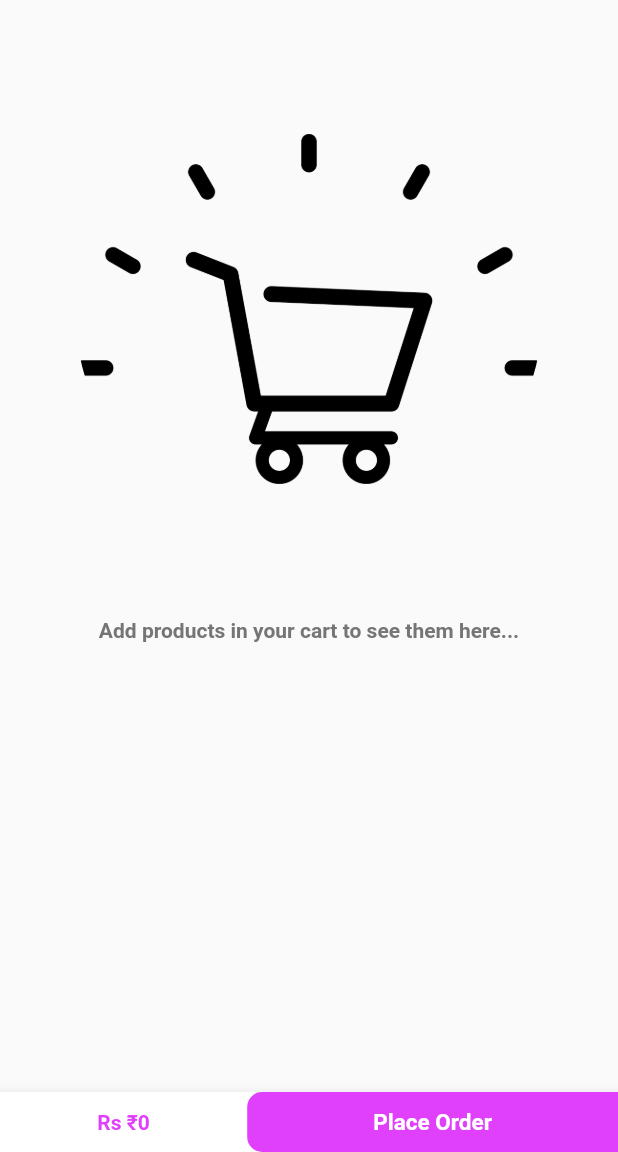
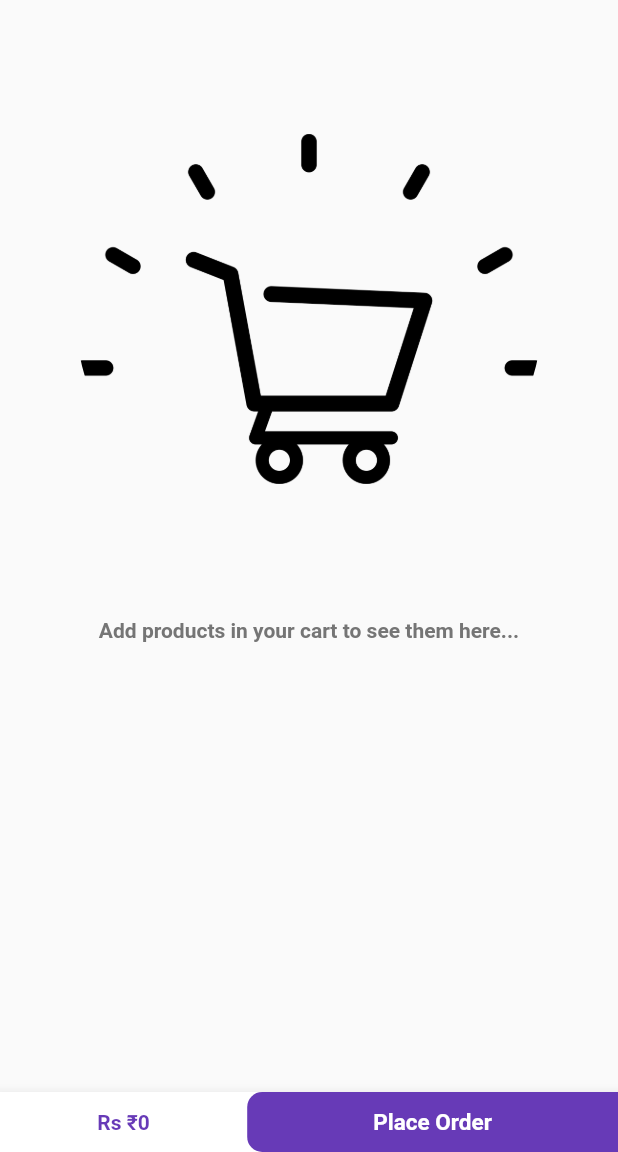
Before and after one commit to PradyumanAgrawal/zomatoClone, a Flutter app: the Cart screen opened by its route, on a phone screen of 412 x 824 dp, the part 84-1236 px from its top. Run offline on Flutter 3.47's test engine with Material 2 defaults, Android fonts, the phone set to English and light mode, and no system bars; our stand-ins replace cached_network_image, carousel_pro, cloud_firestore, firebase_auth, flutter_spinkit, fluttertoast and 3 more; accounts and stored records are empty.

Commit message:
cart future handling resolved

```diff
--- a/lib/ui/cart.dart
+++ b/lib/ui/cart.dart
@@ -4,7 +4,6 @@ import 'package:my_flutter_app/functionalities/firestore_service.dart';
 import 'package:my_flutter_app/ui/drawerWidget.dart';
 import 'package:flutter_spinkit/flutter_spinkit.dart';
 import 'package:my_flutter_app/functionalities/local_data.dart';
-
 
 class Cart extends StatefulWidget {
   BuildContext navContext;
@@ -15,15 +14,7 @@ class Cart extends StatefulWidget {
 }
 
 class _CartState extends State<Cart> {
-
   String userId;
-  @override
-	void initState() {
-		super.initState();
-		LocalData().getUid().then((value){
-      this.userId = value;
-    });
-	}
 
   @override
   Widget build(BuildContext context) {
@@ -47,7 +38,7 @@ class _CartState extends State<Cart> {
                 child: Text(
                   'Rs ' + '\u{20B9}' + totalPrice.toString(),
                   style: TextStyle(
-                    color: Colors.purpleAccent,
+                    color: Colors.deepPurple,
                     fontWeight: FontWeight.bold,
                   ),
                 ),
@@ -57,7 +48,7 @@ class _CartState extends State<Cart> {
               flex: 60,
               child: Container(
                 decoration: BoxDecoration(
-                    color: Colors.purpleAccent,
+                    color: Colors.deepPurple,
                     borderRadius: BorderRadius.only(
                         topLeft: Radius.circular(10),
                         bottomLeft: Radius.circular(10))),
@@ -102,7 +93,12 @@ class _CartState extends State<Cart> {
             delegate: SliverChildListDelegate(
               <Widget>[
                 Container(
-                  child: StreamBuilder(
+                  child: FutureBuilder(
+                    future: LocalData().getUid(),
+                    builder: (BuildContext context, AsyncSnapshot snapshot) {
+                      if (snapshot.hasData) {
+                        userId = snapshot.data;
+                        return StreamBuilder(
                             stream: FirestoreService().getUser(userId),
                             // Firestore.instance
                             //     .collection('users')
@@ -115,23 +111,25 @@ class _CartState extends State<Cart> {
                                   color: Colors.purple,
                                 ));
                               DocumentSnapshot document = snapshot.data;
-                        if(document['cart'].isEmpty)
+                              if (document['cart'].isEmpty)
                                 return Center(
-                            child:Column(
+                                    child: Column(
                                   mainAxisAlignment: MainAxisAlignment.center,
                                   children: <Widget>[
                                     Container(
-                                  width: MediaQuery.of(context).size.width-100,
-                                  height: MediaQuery.of(context).size.width,
+                                        width:
+                                            MediaQuery.of(context).size.width -
+                                                100,
+                                        height:
+                                            MediaQuery.of(context).size.width,
                                         decoration: BoxDecoration(
                                           shape: BoxShape.circle,
-
                                           image: DecorationImage(
-                                      image: AssetImage('assets/images/emptyCart.png'),
+                                            image: AssetImage(
+                                                'assets/images/emptyCart.png'),
                                             //colorFilter: ColorFilter.mode(Colors.purple, BlendMode.color),
                                           ),
-                                  )
-                                  ),
+                                        )),
                                     Center(
                                       child: Text(
                                         'Add products in your cart to see them here...',
@@ -142,8 +140,7 @@ class _CartState extends State<Cart> {
                                       ),
                                     ),
                                   ],
-                            )
-                          );
+                                ));
                               return Container(
                                 child: StreamBuilder(
                                   stream: FirestoreService().getProducts(),
@@ -154,25 +151,34 @@ class _CartState extends State<Cart> {
                                           color: Colors.purple,
                                         ),
                                       );
+                                    var productList =
+                                        document['cart'].keys.toList();
+                                    var quantityList =
+                                        document['cart'].values.toList();
                                     return Padding(
                                       padding: const EdgeInsets.all(8.0),
                                       child: Column(
-                                  children: List.generate(document['cart'].length,(index) {
+                                        children: List.generate(
+                                          document['cart'].length,
+                                          (index) {
                                             //TODO find a better way to handle
-                                      String productId =
-                                          document['cart'].keys.toList()[index];
-                                      int quantity =
-                                          document['cart'].values.toList()[index];
+                                            String productId = productList[index];
+                                            int quantity = quantityList[index];
+
                                             for (int i = 0;
-                                          i < snapshot.data.documents.length;
+                                                i <
+                                                    snapshot
+                                                        .data.documents.length;
                                                 i++) {
-                                        if (snapshot
-                                                .data.documents[i].documentID ==
+                                              if (snapshot.data.documents[i]
+                                                      .documentID ==
                                                   productId) {
                                                 //print(productId + " " + '$quantity');
                                                 setState() {
-                                            totalPrice += int.parse(snapshot
-                                                    .data.documents[i]['price']) *
+                                                  totalPrice += int.parse(
+                                                          snapshot.data
+                                                                  .documents[i]
+                                                              ['price']) *
                                                       quantity;
                                                 }
 
@@ -190,7 +196,16 @@ class _CartState extends State<Cart> {
                                   },
                                 ),
                               );
-                      }),
+                            });
+                      } else {
+                        return Center(
+                          child: SpinKitChasingDots(
+                            color: Colors.purple,
+                          ),
+                        );
+                      }
+                    },
+                  ),
                 ),
                 SizedBox(
                   height: 4.0,
@@ -219,7 +234,7 @@ class _CartState extends State<Cart> {
                   colors: [Colors.white, Colors.purple[100]],
                   begin: Alignment.topCenter,
                   end: Alignment.bottomRight,
-                  stops: [0.8,1],
+                  stops: [0.8, 1],
                 ),
                 borderRadius: BorderRadius.circular(10),
               ),
```
Also changed, not shown: pubspec.lock. Lines whose indentation alone changed are shown as unchanged.
